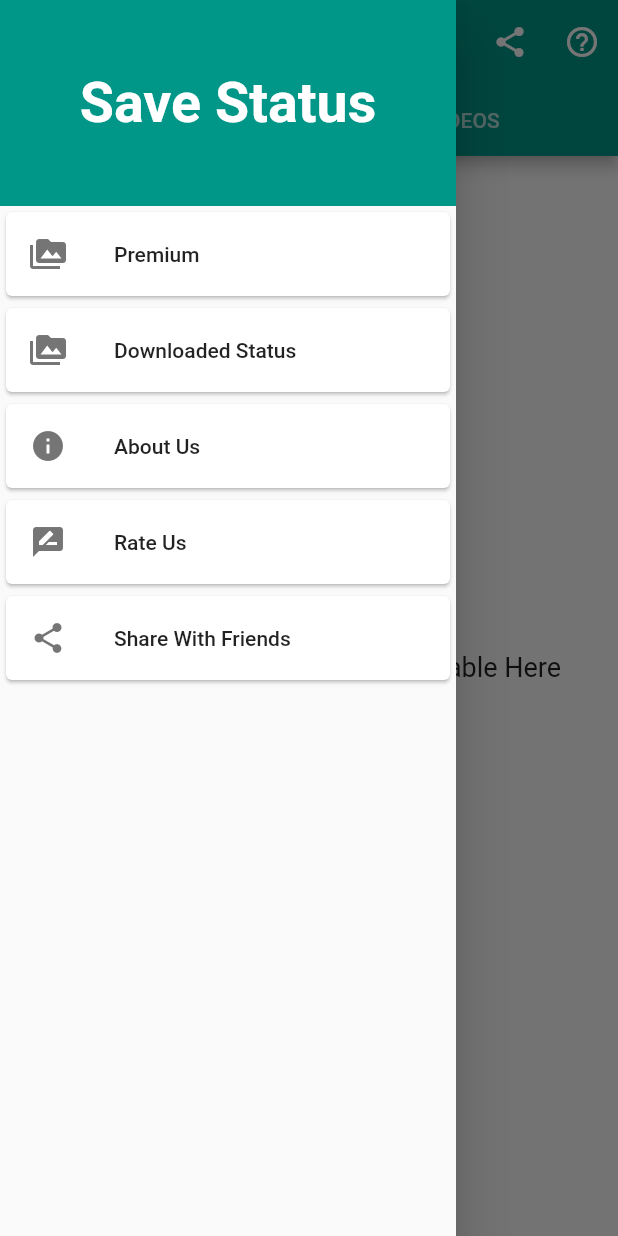
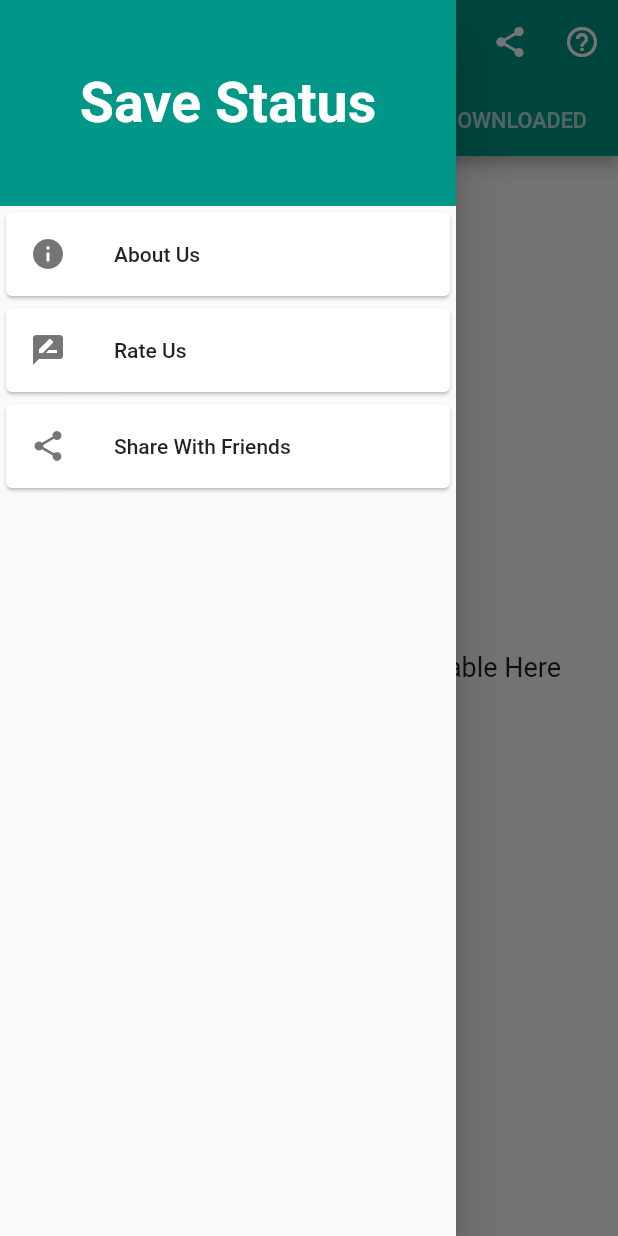
Before and after one commit to walikhan226/status_saver_flutter, a Flutter app: the screen it shows after launch, in the side drawer, after a tap on the "menu" icon, on a phone screen of 412 x 824 dp. Run offline on Flutter 3.47's test engine with Material 2 defaults, Android fonts, the light colour scheme and no system bars; our stand-ins replace chewie, flutter_html, image_gallery_saver, open_file, permission_handler, share and 1 more; missing offline and left inert: esys_flutter_share, firebase_admob, flutter_fab_dialer, flutter_file_manager, thumbnails; accounts and stored records are empty.

Commit message:
release 1

```diff
--- a/lib/main.dart
+++ b/lib/main.dart
@@ -1,6 +1,7 @@
 import 'package:save_status_/ui/home.dart';
 
 import 'package:flutter/material.dart';
+import 'package:save_status_/ui/splashscreen.dart';
 
 void main() async {
   runApp(Start());
@@ -11,7 +12,7 @@ class Start extends StatelessWidget {
   Widget build(BuildContext context) {
     return MaterialApp(
       debugShowCheckedModeBanner: false,
-      home: MyApp(),
+      home: SplashScreen(),
     );
   }
 }
--- a/lib/ui/addmanager.dart
+++ b/lib/ui/addmanager.dart
@@ -21,15 +21,15 @@ class AdManager {
     }
   }
 
-  // static String get interstitialAdUnitId {
-  //   if (Platform.isAndroid) {
-  //     return "ca-app-pub-6637457000724205/5049612128";
-  //   } else if (Platform.isIOS) {
-  //     return "ca-app-pub-6637457000724205~9516482507";
-  //   } else {
-  //     throw new UnsupportedError("Unsupported platform");
-  //   }
-  // }
+  static String get interstitialAdUnitId {
+    if (Platform.isAndroid) {
+      return "ca-app-pub-6637457000724205/7195201809";
+    } else if (Platform.isIOS) {
+      return "ca-app-pub-6637457000724205/7195201809";
+    } else {
+      throw new UnsupportedError("Unsupported platform");
+    }
+  }
 
   static String get rewardedAdUnitId {
     if (Platform.isAndroid) {
--- a/lib/ui/dashboard.dart
+++ b/lib/ui/dashboard.dart
@@ -1,6 +1,7 @@
 import 'package:save_status_/ui/imageScreen.dart';
 import 'package:save_status_/ui/videoScreen.dart';
 import 'package:flutter/material.dart';
+import 'viewdownloads.dart';
 
 class Dashboard extends StatefulWidget {
   @override
@@ -12,10 +13,7 @@ class DashboardState extends State<Dashboard> {
   Widget build(BuildContext context) {
     return Scaffold(
       body: TabBarView(
-        children: [
-          ImageScreen(),
-          VideoScreen(),
-        ],
+        children: [ImageScreen(), VideoScreen(), ViewDownloadFolder()],
       ),
     );
   }
--- a/lib/ui/home.dart
+++ b/lib/ui/home.dart
@@ -1,3 +1,6 @@
+import 'dart:async';
+import 'dart:math';
+
 import 'package:firebase_admob/firebase_admob.dart';
 import 'package:save_status_/ui/addmanager.dart';
 import 'package:save_status_/ui/dashboard.dart';
@@ -142,18 +145,71 @@ class _MyHomeState extends State<MyHome> {
   @override
   void dispose() {
     _bannerAd?.dispose();
+    myInterstitial?.dispose();
+    super.dispose();
+  }
 
-    super.dispose();
+  InterstitialAd myInterstitial;
+
+  InterstitialAd buildInterstitialAd() {
+    return InterstitialAd(
+      adUnitId: AdManager.interstitialAdUnitId,
+      listener: (MobileAdEvent event) {
+        if (event == MobileAdEvent.failedToLoad) {
+          myInterstitial..load();
+        } else if (event == MobileAdEvent.closed) {
+          myInterstitial = buildInterstitialAd()..load();
+        }
+        print(event);
+      },
+    );
+  }
+
+  Timer _timer;
+  int _start = 30;
+
+  void startTimer1() {
+    const oneSec = const Duration(seconds: 1);
+    _timer = new Timer.periodic(
+      oneSec,
+      (Timer timer) {
+        if (_start == 0) {
+          showInterstitialAd();
+          print("timer end");
+          timer.cancel();
+        } else {
+          if (_start != 0) {
+            _start--;
+          }
+        }
+      },
+    );
   }
 
   @override
   void initState() {
     super.initState();
+    _initAdMob();
     _bannerAd = BannerAd(
       adUnitId: AdManager.bannerAdUnitId,
       size: AdSize.banner,
     );
+    startTimer1();
+    myInterstitial = buildInterstitialAd()..load();
     _loadBannerAd();
+  }
+
+  void showInterstitialAd() {
+    myInterstitial..show();
+  }
+
+  void showRandomInterstitialAd() {
+    Random r = new Random();
+    bool value = r.nextBool();
+
+    if (value == true) {
+      myInterstitial..show();
+    }
   }
 
   var html =
@@ -162,20 +218,21 @@ class _MyHomeState extends State<MyHome> {
   @override
   Widget build(BuildContext context) {
     return DefaultTabController(
-      length: 2,
+      length: 3,
       child: Scaffold(
         key: _scaffoldKey,
         appBar: AppBar(
           leading: IconButton(
               icon: Icon(Icons.menu),
               onPressed: () => _scaffoldKey.currentState.openDrawer()),
-          title: Text('Status Saver'),
+          title: Text('Save Status'),
           backgroundColor: Colors.teal,
           actions: <Widget>[
             IconButton(
                 icon: Icon(Icons.share),
                 onPressed: () {
-                  Share.share('', subject: 'Look what I made!');
+                  //Share.share('', subject: 'Look what I made!');
+                  showInterstitialAd();
                 }),
             IconButton(
                 icon: Icon(Icons.help_outline),
@@ -220,12 +277,24 @@ class _MyHomeState extends State<MyHome> {
               height: 30.0,
               child: Text(
                 'IMAGES',
+                style: TextStyle(
+                    fontSize: MediaQuery.of(context).size.width * 0.035),
               ),
             ),
             Container(
               height: 30.0,
               child: Text(
                 'VIDEOS',
+                style: TextStyle(
+                    fontSize: MediaQuery.of(context).size.width * 0.035),
+              ),
+            ),
+            Container(
+              height: 30.0,
+              child: Text(
+                'DOWNLOADED',
+                style: TextStyle(
+                    fontSize: MediaQuery.of(context).size.width * 0.035),
               ),
             ),
           ]),
--- a/lib/ui/mydrawer.dart
+++ b/lib/ui/mydrawer.dart
@@ -61,38 +61,40 @@ class _MyNavigationDrawerState extends State<MyNavigationDrawer> {
           ),
         ),
 
-        Card(
-          child: ListTile(
-            leading: IconTheme(
-                data: new IconThemeData(color: Color(0xff757575)),
-                child: Icon(Icons.perm_media)),
-            title: Text('Premium'),
-            onTap: () async {
-              await RewardedVideoAd.instance.show();
-            },
-          ),
-        ),
-        Card(
-          child: ListTile(
-            leading: IconTheme(
-                data: new IconThemeData(color: Color(0xff757575)),
-                child: Icon(Icons.perm_media)),
-            title: Text('Downloaded Status'),
-            onTap: () {
-              Navigator.push(
-                context,
-                MaterialPageRoute(builder: (context) => SaveScreen()),
-              );
-            },
-          ),
-        ),
+        // Card(
+        //   child: ListTile(
+        //     leading: IconTheme(
+        //         data: new IconThemeData(color: Color(0xff757575)),
+        //         child: Icon(Icons.perm_media)),
+        //     title: Text('Premium'),
+        //     onTap: () async {
+        //       await RewardedVideoAd.instance.show();
+        //     },
+        //   ),
+        // ),
+        // Card(
+        //   child: ListTile(
+        //     leading: IconTheme(
+        //         data: new IconThemeData(color: Color(0xff757575)),
+        //         child: Icon(Icons.perm_media)),
+        //     title: Text('Downloaded Status'),
+        //     onTap: () {
+        //       Navigator.push(
+        //         context,
+        //         MaterialPageRoute(builder: (context) => SaveScreen()),
+        //       );
+        //     },
+        //   ),
+        // ),
         Card(
           child: ListTile(
             leading: IconTheme(
                 data: new IconThemeData(color: Color(0xff757575)),
                 child: Icon(Icons.info)),
             title: Text('About Us'),
-            onTap: () {},
+            onTap: () {
+              _launchURL('http://remerse.com/');
+            },
           ),
         ),
         Card(
--- a/lib/ui/savescreen.dart
+++ b/lib/ui/savescreen.dart
@@ -5,6 +5,7 @@ import 'package:permission_handler/permission_handler.dart';
 import 'package:flutter_file_manager/flutter_file_manager.dart';
 import 'dart:io' as io;
 import 'package:path/path.dart' as p;
+import 'package:thumbnails/thumbnails.dart';
 
 class SaveScreen extends StatefulWidget {
   @override
@@ -25,6 +26,7 @@ class _SaveScreenState extends State<SaveScreen> {
   // Make New Function
   void _listofFiles() async {
     directory = (await getApplicationDocumentsDirectory()).path;
+
     setState(() {
       file = io.Directory("storage/emulated/0/StatusSaver").listSync();
       file = file.reversed.toList();
--- /dev/null
+++ b/lib/ui/splashscreen.dart
@@ -0,0 +1,76 @@
+import 'dart:async';
+
+import 'package:flutter/cupertino.dart';
+import 'package:flutter/material.dart';
+import 'package:save_status_/ui/home.dart';
+
+class SplashScreen extends StatefulWidget {
+  @override
+  SplashScreenState createState() => new SplashScreenState();
+}
+
+class SplashScreenState extends State<SplashScreen>
+    with SingleTickerProviderStateMixin {
+  var _visible = true;
+  AnimationController animationController;
+  Animation<double> animation;
+  startTime() async {
+    var _duration = new Duration(seconds: 3);
+    return new Timer(_duration, navigationPage);
+  }
+
+  void navigationPage() {
+    Navigator.pushReplacement(
+        context, MaterialPageRoute(builder: (BuildContext context) => MyApp()));
+  }
+
+  @override
+  void initState() {
+    super.initState();
+    animationController = new AnimationController(
+        vsync: this, duration: new Duration(seconds: 2));
+    animation =
+        new CurvedAnimation(parent: animationController, curve: Curves.easeOut);
+    animation.addListener(() => this.setState(() {}));
+    animationController.forward();
+    setState(() {
+      _visible = !_visible;
+    });
+    startTime();
+  }
+
+  @override
+  Widget build(BuildContext context) {
+    return Scaffold(
+      body: Stack(
+        fit: StackFit.expand,
+        children: <Widget>[
+          new Column(
+            mainAxisAlignment: MainAxisAlignment.end,
+            mainAxisSize: MainAxisSize.min,
+            children: <Widget>[],
+          ),
+          new Column(
+            mainAxisAlignment: MainAxisAlignment.center,
+            children: <Widget>[
+              new Image.asset(
+                'assets/images/logo.png',
+                width: animation.value * 200,
+                height: animation.value * 200,
+              ),
+              SizedBox(
+                height: 30,
+              ),
+              Text(
+                "SAVE STATUS",
+                style: TextStyle(
+                  fontSize: animation.value * 30,
+                ),
+              )
+            ],
+          ),
+        ],
+      ),
+    );
+  }
+}
```
Also changed, not shown: lib/ui/viewdownloadedimage.dart (added, +14 -0 lines), lib/ui/viewdownloads.dart (added, +62 -0 lines).
